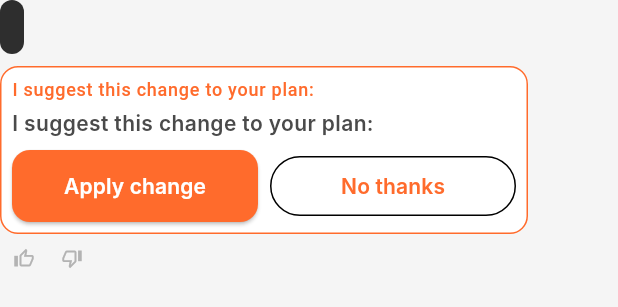
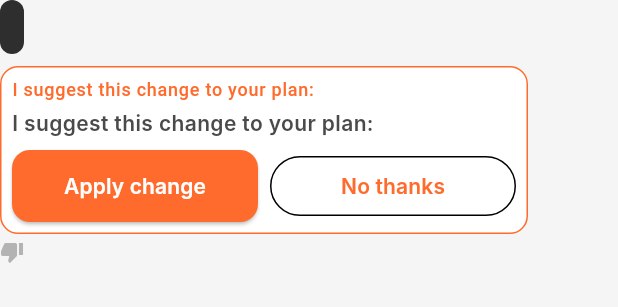
Before and after one commit to andcoul/tekto, a Flutter app: the _MessageBubble widget shown alone on an empty page, opened directly with empty values, on a phone screen of 412 x 824 dp. Shown: the top 307 px of the screen. Run offline on Flutter 3.47's test engine with Material 3 defaults, Android fonts, the phone set to English and light mode, and no system bars; our stand-ins replace camera, chewie, connectivity_plus, dio, drift, firebase_core and 11 more; missing offline and left inert: google_mlkit_pose_detection, health, purchases_flutter; accounts and stored records are empty; generated files the repository leaves out were written again; network calls fail; Roboto replaces fonts that are missing (Inter).

Commit message:
Coach answer rating syncs to the server, 48 dp buttons, localized (T111)
- rateSatisfaction queues an update of coach_messages.satisfaction_rating (was device-only,
  so SC-011 could not be measured)
- tap targets 48 dp (were 32), labels from ARB (EN/FR), an already rated message shows its
  thumb instead of the buttons again
- widget test message_rating_widget_test

Co-Authored-By: Claude Opus 5.5 <noreply@anthropic.com>

```diff
--- a/mobile/lib/core/l10n/app_fr.arb
+++ b/mobile/lib/core/l10n/app_fr.arb
@@ -242,5 +242,7 @@
   "formCheckTechniqueNotes": "Points techniques",
   "formCheckGreatForm": "Excellente forme ! Continuez comme ça.",
   "formCheckDone": "Terminé",
-  "formCheckTryAgain": "Réessayer"
+  "formCheckTryAgain": "Réessayer",
+  "coachRateHelpful": "Utile",
+  "coachRateNotHelpful": "Pas utile"
 }
--- a/mobile/lib/features/coach/ui/coach_screen.dart
+++ b/mobile/lib/features/coach/ui/coach_screen.dart
@@ -206,7 +206,7 @@ class _MessageBubble extends ConsumerWidget {
             child: Text(message.content.isEmpty && streaming ? '…' : message.content, style: const TextStyle(fontSize: 14)),
           ),
           if (!isUser && !streaming && message.planChangeProposed != null) PlanChangePendingCard(message: message),
-          if (!isUser && !streaming) MessageRatingWidget(messageId: message.id),
+          if (!isUser && !streaming) MessageRatingWidget(messageId: message.id, initialRating: message.satisfactionRating),
         ],
       ),
     );
--- a/mobile/lib/features/coach/ui/widgets/message_rating_widget.dart
+++ b/mobile/lib/features/coach/ui/widgets/message_rating_widget.dart
@@ -1,38 +1,40 @@
 import 'package:flutter/material.dart';
 import 'package:flutter_riverpod/flutter_riverpod.dart';
+import 'package:tekto/core/l10n/gen/app_localizations.dart';
 import 'package:tekto/core/theme/app_theme.dart';
 import 'package:tekto/features/coach/data/coach_message_repository.dart';
 
-/// Thumbs-up / thumbs-down rating for an assistant coach message.
+/// Thumbs-up / thumbs-down rating for a finished assistant coach message (SC-011, T111).
 ///
-/// - Shown on each assistant message bubble after it finishes rendering.
-/// - Each message can only be rated once (button disables after tap).
-/// - Rating is optional — never prompted, never required.
-/// - Tapping PATCH /coach_messages sets satisfaction_rating = true|false.
-/// - Tracks SC-011 target (≥85% thumbs-up).
+/// - One rating per message: the buttons are replaced by the chosen thumb after a tap, and a
+///   message that was already rated ([initialRating]) shows its thumb only.
+/// - Optional: never prompted or required; a failed save is ignored.
+/// - Saved on the device and queued for the server (`coach_messages.satisfaction_rating`).
+/// - Gym-sized tap targets (≥ 48 dp, Constitution VI) with localized labels.
 class MessageRatingWidget extends ConsumerStatefulWidget {
-  const MessageRatingWidget({super.key, required this.messageId});
+  const MessageRatingWidget({super.key, required this.messageId, this.initialRating});
 
   final String messageId;
 
+  /// The stored rating, if the message was rated before (true = thumbs up).
+  final bool? initialRating;
+
   @override
-  ConsumerState<MessageRatingWidget> createState() =>
-      _MessageRatingWidgetState();
+  ConsumerState<MessageRatingWidget> createState() => _MessageRatingWidgetState();
 }
 
 class _MessageRatingWidgetState extends ConsumerState<MessageRatingWidget> {
-  bool? _rated; // null = not rated; true = thumbs up; false = thumbs down
+  late bool? _rated = widget.initialRating;
 
   @override
   Widget build(BuildContext context) {
+    final l = AppLocalizations.of(context);
     if (_rated != null) {
-      // Show static confirmation icon after rating
-      return Padding(
-        padding: const EdgeInsets.only(top: 4),
-        child: Icon(
-          _rated! ? Icons.thumb_up : Icons.thumb_down,
-          size: 14,
-          color: AppColors.onDarkSecondary,
+      return Semantics(
+        label: _rated! ? l.coachRateHelpful : l.coachRateNotHelpful,
+        child: Padding(
+          padding: const EdgeInsets.only(top: 4),
+          child: Icon(_rated! ? Icons.thumb_up : Icons.thumb_down, size: 16, color: AppColors.onDarkSecondary),
         ),
       );
     }
@@ -40,27 +42,15 @@ class _MessageRatingWidgetState extends ConsumerState<MessageRatingWidget> {
     return Row(
       mainAxisSize: MainAxisSize.min,
       children: [
-        SizedBox(
-          width: 32,
-          height: 32,
-          child: IconButton(
-            icon: const Icon(Icons.thumb_up_outlined, size: 14),
-            color: AppColors.onDarkSecondary,
-            padding: EdgeInsets.zero,
-            tooltip: 'Helpful',
-            onPressed: () => _rate(thumbsUp: true),
-          ),
+        _RateButton(
+          icon: Icons.thumb_up_outlined,
+          tooltip: l.coachRateHelpful,
+          onPressed: () => _rate(thumbsUp: true),
         ),
-        SizedBox(
-          width: 32,
-          height: 32,
-          child: IconButton(
-            icon: const Icon(Icons.thumb_down_outlined, size: 14),
-            color: AppColors.onDarkSecondary,
-            padding: EdgeInsets.zero,
-            tooltip: 'Not helpful',
-            onPressed: () => _rate(thumbsUp: false),
-          ),
+        _RateButton(
+          icon: Icons.thumb_down_outlined,
+          tooltip: l.coachRateNotHelpful,
+          onPressed: () => _rate(thumbsUp: false),
         ),
       ],
     );
@@ -69,10 +59,26 @@ class _MessageRatingWidgetState extends ConsumerState<MessageRatingWidget> {
   Future<void> _rate({required bool thumbsUp}) async {
     setState(() => _rated = thumbsUp);
     try {
-      final repo = ref.read(coachMessageRepositoryProvider);
-      await repo.rateSatisfaction(widget.messageId, thumbsUp: thumbsUp);
+      await ref.read(coachMessageRepositoryProvider).rateSatisfaction(widget.messageId, thumbsUp: thumbsUp);
     } catch (_) {
-      // Ratings are optional — silently ignore failures
+      // Ratings are optional — a failed save is not shown to the user.
     }
   }
 }
+
+class _RateButton extends StatelessWidget {
+  const _RateButton({required this.icon, required this.tooltip, required this.onPressed});
+
+  final IconData icon;
+  final String tooltip;
+  final VoidCallback onPressed;
+
+  @override
+  Widget build(BuildContext context) => IconButton(
+        icon: Icon(icon, size: 18),
+        color: AppColors.onDarkSecondary,
+        tooltip: tooltip,
+        constraints: const BoxConstraints(minWidth: 48, minHeight: 48),
+        onPressed: onPressed,
+      );
+}
```
Also changed, not shown: mobile/lib/core/l10n/app_en.arb (+78 -7 lines), mobile/lib/features/coach/data/coach_message_repository.dart (+15 -4 lines), 2 other files.
